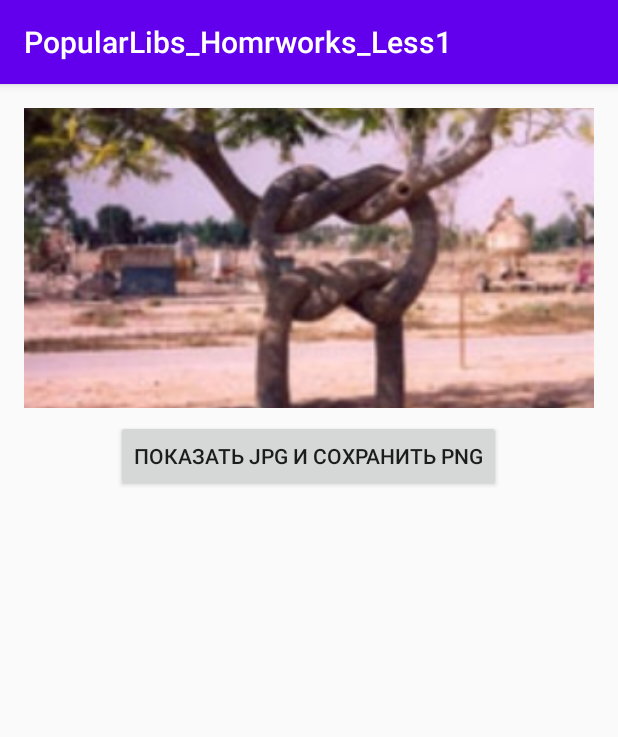
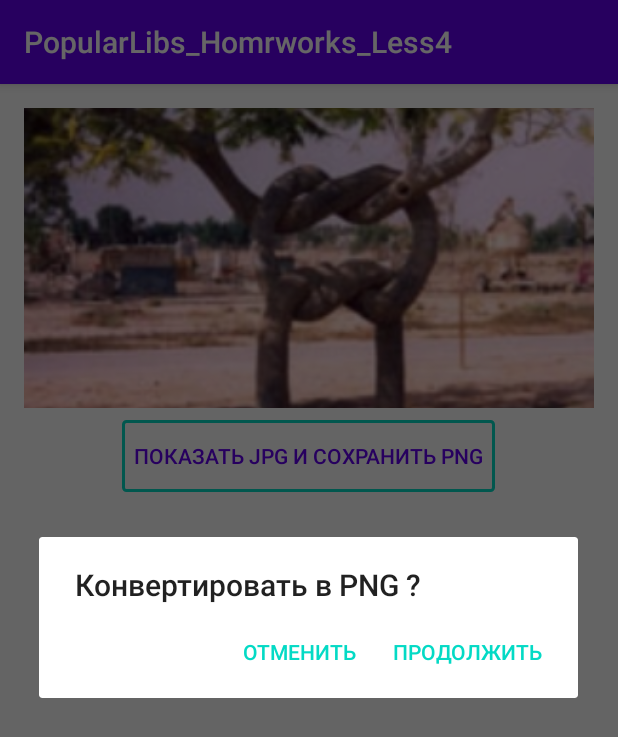
Before and after one commit to bartex12/PopularLibs, an Android app: the screen it shows after launch (MainActivity), after a tap on "ПОКАЗАТЬ JPG И СОХРАНИТЬ PNG", on a phone screen of 412 x 824 dp. Shown: the top 737 px of the screen. Run offline under Robolectric (Android 15) with nearby library versions, the phone set to English and light mode, and no system bars; our stand-ins replace RxJava.

Commit message:
сделал диалоговое окно, но не через RxJava, а через интерфейс диалога чтобы проверить, как это работает с MVP. Вроде нормально

```diff
--- a/app/src/main/java/com/example/popularlibs_homrworks/presenter/MainPresenter.kt
+++ b/app/src/main/java/com/example/popularlibs_homrworks/presenter/MainPresenter.kt
@@ -4,6 +4,7 @@ interface MainPresenter {
 
     fun saveJPGfile()
     fun readAndShowJPG()
-    fun convertJPG_toPNG()
+    fun showConvertDialog()
+    fun convertJPGtoPNG()
 
 }
--- a/app/src/main/java/com/example/popularlibs_homrworks/presenter/MainPresenterImpl.kt
+++ b/app/src/main/java/com/example/popularlibs_homrworks/presenter/MainPresenterImpl.kt
@@ -1,10 +1,13 @@
 package com.example.popularlibs_homrworks.presenter
 
 import android.net.Uri
+import android.util.Log
 import com.example.popularlibs_homrworks.App
 import com.example.popularlibs_homrworks.R
 import com.example.popularlibs_homrworks.repository.Repository
+import com.example.popularlibs_homrworks.view.TAG
 import io.reactivex.rxjava3.android.schedulers.AndroidSchedulers
+import io.reactivex.rxjava3.core.Completable
 import io.reactivex.rxjava3.schedulers.Schedulers
 import java.io.File
 
@@ -43,7 +46,12 @@ class MainPresenterImpl(val view:MainView, val repo: Repository): MainPresenter
                 { it.message?.let { it1 -> view.showError(it1) } })
     }
 
-    override fun convertJPG_toPNG() {
+    override fun showConvertDialog() {
+        view.showDialog()
+    }
+
+    override fun convertJPGtoPNG() {
+        Log.d(TAG, "MainPresenterImpl convert *** ")
         repo.getDir()
             .subscribeOn(Schedulers.io())
             .observeOn(Schedulers.computation())//переход в поток для вычислений
--- a/app/src/main/java/com/example/popularlibs_homrworks/presenter/MainView.kt
+++ b/app/src/main/java/com/example/popularlibs_homrworks/presenter/MainView.kt
@@ -5,4 +5,5 @@ interface MainView {
     fun showError(message:String)
     fun showJPGimage(uriString: String)
     fun showToast(message:String)
+    fun showDialog()
 }
--- a/app/src/main/java/com/example/popularlibs_homrworks/repository/RepositoryImpl.kt
+++ b/app/src/main/java/com/example/popularlibs_homrworks/repository/RepositoryImpl.kt
@@ -4,6 +4,7 @@ import android.graphics.Bitmap
 import android.graphics.BitmapFactory
 import android.os.Environment
 import android.util.Log
+import androidx.appcompat.app.AlertDialog
 import com.example.popularlibs_homrworks.App
 import com.example.popularlibs_homrworks.R
 import com.example.popularlibs_homrworks.view.TAG
@@ -59,6 +60,7 @@ class RepositoryImpl:Repository {
         }
     }
 
+
     fun saveJPG(fileRepo:File?):Boolean{
         val file = File(fileRepo, JPG_FILE  )
         if (file.exists ()) file.delete()
--- a/app/src/main/java/com/example/popularlibs_homrworks/view/MainActivity.kt
+++ b/app/src/main/java/com/example/popularlibs_homrworks/view/MainActivity.kt
@@ -17,7 +17,7 @@ const val TAG = "33333"
 //при открытии приложения пишем jpg файл из  drawable на  sd карту, выводим Toast если успешно
 //по щелчку на кнопке читаем jpg файл, показываем на экране , конвертируем в PNG и пишем обратно
 //выводим Toast, если конвертация и запись прошли успешно
-class MainActivity : AppCompatActivity(), MainView {
+class MainActivity : AppCompatActivity(), MainView , MyDialofFragment.OnCancelListener{
 
     companion object{
         const val IMAGE_URI = "IMAGE_URI"
@@ -25,6 +25,7 @@ class MainActivity : AppCompatActivity(), MainView {
 
     private var uri:Uri? = null
     private val presenter: MainPresenter = MainPresenterImpl(this, RepositoryImpl())
+    val dialog = MyDialofFragment(presenter)
 
     override fun onCreate(savedInstanceState: Bundle?) {
         super.onCreate(savedInstanceState)
@@ -38,7 +39,7 @@ class MainActivity : AppCompatActivity(), MainView {
 
         btn_convert.setOnClickListener {
             presenter.readAndShowJPG() //читаем tree.jpg и показываем на экране
-            presenter.convertJPG_toPNG() //конвертируем jpg в png и пишем на sd карту в tree.png
+            presenter.showConvertDialog() //конвертируем jpg в png и пишем на sd карту в tree.png
         }
         presenter.saveJPGfile() //записываем файл из drawable на sd карту в файл tree.jpg
     }
@@ -54,10 +55,19 @@ class MainActivity : AppCompatActivity(), MainView {
 
     override fun showToast(message: String) {
         Toast.makeText(this, message, Toast.LENGTH_SHORT ).show()
+}
+
+    override fun showDialog() {
+       dialog.show(supportFragmentManager, "MyDialog")
     }
 
     override fun showJPGimage(uriString: String) {
         uri  = Uri.parse(uriString)
         imageView.setImageURI(uri)
     }
-}
+
+    override fun onCancel(isCancel:Boolean) =
+        if (isCancel) presenter.convertJPGtoPNG()
+        else Toast.makeText(this, getString(R.string.abortConvert), Toast.LENGTH_SHORT ).show()
+
+    }
--- /dev/null
+++ b/app/src/main/java/com/example/popularlibs_homrworks/view/MyDialofFragment.kt
@@ -0,0 +1,42 @@
+package com.example.popularlibs_homrworks.view
+
+import android.app.Dialog
+import android.content.Context
+import android.os.Bundle
+import androidx.appcompat.app.AlertDialog
+import androidx.fragment.app.DialogFragment
+import com.example.popularlibs_homrworks.R
+import com.example.popularlibs_homrworks.presenter.MainPresenter
+
+class MyDialofFragment(val presenter:MainPresenter): DialogFragment() {
+
+    lateinit var onCancelListener:OnCancelListener
+
+    interface OnCancelListener{
+        fun onCancel(isCancel:Boolean)
+    }
+
+    override fun onAttach(context: Context) {
+        super.onAttach(context)
+        onCancelListener = context as OnCancelListener
+    }
+
+
+    override fun onCreateDialog(savedInstanceState: Bundle?): Dialog {
+        return activity?.let {
+            val builder = AlertDialog.Builder(it)
+            builder.setTitle(getString(R.string.convert))
+                .setPositiveButton(getString(R.string.cont)) {
+                        dialog, id ->
+                    dialog.cancel()
+                    onCancelListener.onCancel(true)
+                }
+                .setNegativeButton(getString(R.string.abort)){
+                    dialog, id ->
+                    dialog.cancel()
+                    onCancelListener.onCancel(false)
+                }
+            builder.create()
+        } ?: throw IllegalStateException(getString(R.string.errorDialog))
+    }
+}
--- /dev/null
+++ b/app/src/main/res/drawable-v24/ramka.xml
@@ -0,0 +1,11 @@
+<?xml version="1.0" encoding="utf-8"?>
+<selector xmlns:android="http://schemas.android.com/apk/res/android">
+    <item>
+        <shape>
+            <corners android:radius="2dp"/>
+            <stroke android:width="2dp"
+                android:color="@color/colorAccent"/>
+        </shape>
+    </item>
+
+</selector>
--- a/app/src/main/res/layout-land/activity_main.xml
+++ b/app/src/main/res/layout-land/activity_main.xml
@@ -18,6 +18,7 @@
 
         <Button
             android:id="@+id/btn_convert"
+            android:background="@drawable/ramka"
             android:layout_width="0dp"
             android:layout_height="wrap_content"
             android:layout_weight="1"
--- a/app/src/main/res/layout/activity_main.xml
+++ b/app/src/main/res/layout/activity_main.xml
@@ -16,6 +16,9 @@
 
     <Button
         android:id="@+id/btn_convert"
+        android:textColor="@color/colorPrimary"
+        android:background="@drawable/ramka"
+        android:padding="8dp"
         android:layout_width="wrap_content"
         android:layout_height="wrap_content"
         android:layout_marginTop="8dp"
--- a/app/src/main/res/values/strings.xml
+++ b/app/src/main/res/values/strings.xml
@@ -1,7 +1,12 @@
 <resources>
-    <string name="app_name">PopularLibs_Homrworks_Less1</string>
+    <string name="app_name">PopularLibs_Homrworks_Less4</string>
     <string name="jpg_png">показать JPG и сохранить PNG</string>
     <string name="jpg_success">Сохранено в файл в формате JPG</string>
     <string name="png_success"> Сохранено в файл в формате PNG</string>
     <string name="error">Error</string>
+    <string name="abortConvert">Конвертация прервана пользователем</string>
+    <string name="convert">Конвертировать в PNG ?</string>
+    <string name="cont">Продолжить</string>
+    <string name="abort">Отменить</string>
+    <string name="errorDialog">Activity cannot be null</string>
 </resources>
```
